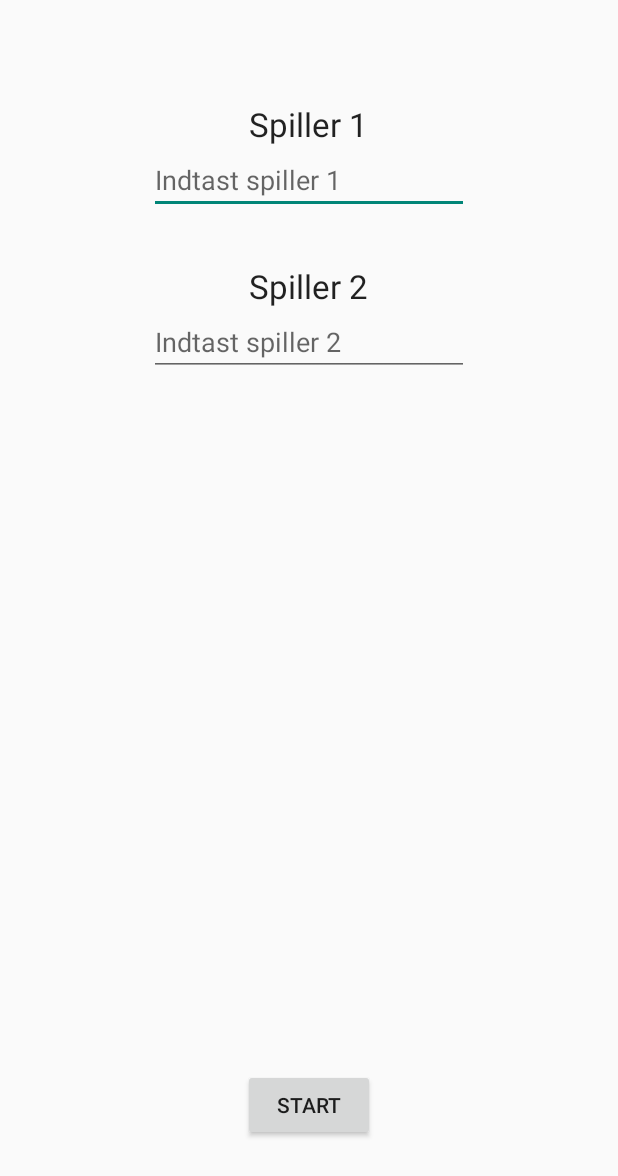
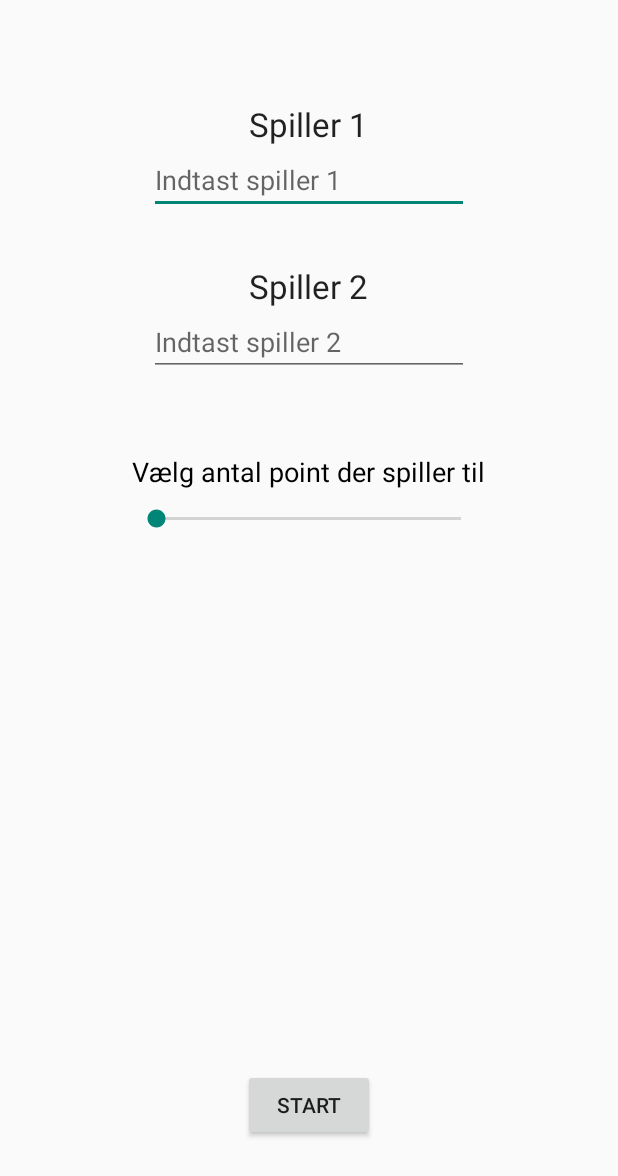
Before and after one commit to simonpetersen/Galgeleg, an Android app: the layout to_spillere_frag.xml on its own in the app's theme, with its tools: preview values and no code run, on a phone screen of 412 x 824 dp. Shown: the top 1176 px of the screen. Run offline under Robolectric (Android 15) with nearby library versions, the phone set to English and light mode, and no system bars; network calls fail.

Commit message:
2 spillere antal point for vind

```diff
--- a/app/src/main/java/petersen/simon/galgeleg/fragments/ToSpillereSpil_frag.java
+++ b/app/src/main/java/petersen/simon/galgeleg/fragments/ToSpillereSpil_frag.java
@@ -146,7 +146,7 @@ public class ToSpillereSpil_frag extends Fragment implements View.OnClickListene
             if(ToSpillere_frag.spillerTur) {
                 ToSpillere_frag.Spiller2Score++;
                 Spiller2point.setText(String.valueOf(ToSpillere_frag.Spiller2Score));
-                if(ToSpillere_frag.Spiller2Score >= 10) {
+                if(ToSpillere_frag.Spiller2Score >= ToSpillere_frag.antalPointForVind) {
                     vinder = ToSpillere_frag.Spiller2Navn;
                     check.setText("Tillykke du har vundet");
                 }
@@ -154,7 +154,7 @@ public class ToSpillereSpil_frag extends Fragment implements View.OnClickListene
             else {
                 ToSpillere_frag.Spiller1Score++;
                 Spiller1point.setText(String.valueOf(ToSpillere_frag.Spiller1Score));
-                if(ToSpillere_frag.Spiller1Score >= 10) {
+                if(ToSpillere_frag.Spiller1Score >= ToSpillere_frag.antalPointForVind) {
                     vinder = ToSpillere_frag.Spiller1Navn;
                     check.setText("Tillykke du har vundet");
                 }
--- a/app/src/main/res/layout/to_spillere_frag.xml
+++ b/app/src/main/res/layout/to_spillere_frag.xml
@@ -55,4 +55,28 @@
         android:layout_alignParentBottom="true"
         android:layout_centerHorizontal="true"
         android:layout_marginBottom="47dp" />
+
+    <TextView
+        android:layout_width="wrap_content"
+        android:layout_height="wrap_content"
+        android:textAppearance="?android:attr/textAppearanceMedium"
+        android:text="Vælg antal point der spiller til"
+        android:id="@+id/pointTekst"
+        android:layout_below="@+id/Spiller2Navn"
+        android:layout_centerHorizontal="true"
+        android:layout_marginTop="51dp"
+        android:textColor="#000000" />
+
+    <SeekBar
+        android:layout_width="wrap_content"
+        android:layout_height="wrap_content"
+        android:id="@+id/AntalPoint"
+        android:layout_below="@+id/pointTekst"
+        android:layout_centerHorizontal="true"
+        android:layout_alignLeft="@+id/pointTekst"
+        android:layout_alignRight="@+id/pointTekst"
+        android:layout_marginTop="10dp"
+        android:max="10"
+        android:progress="0"
+        android:indeterminate="false" />
 </RelativeLayout>
```
Also changed, not shown: app/src/main/java/petersen/simon/galgeleg/fragments/ToSpillere_frag.java (+27 -2 lines).
